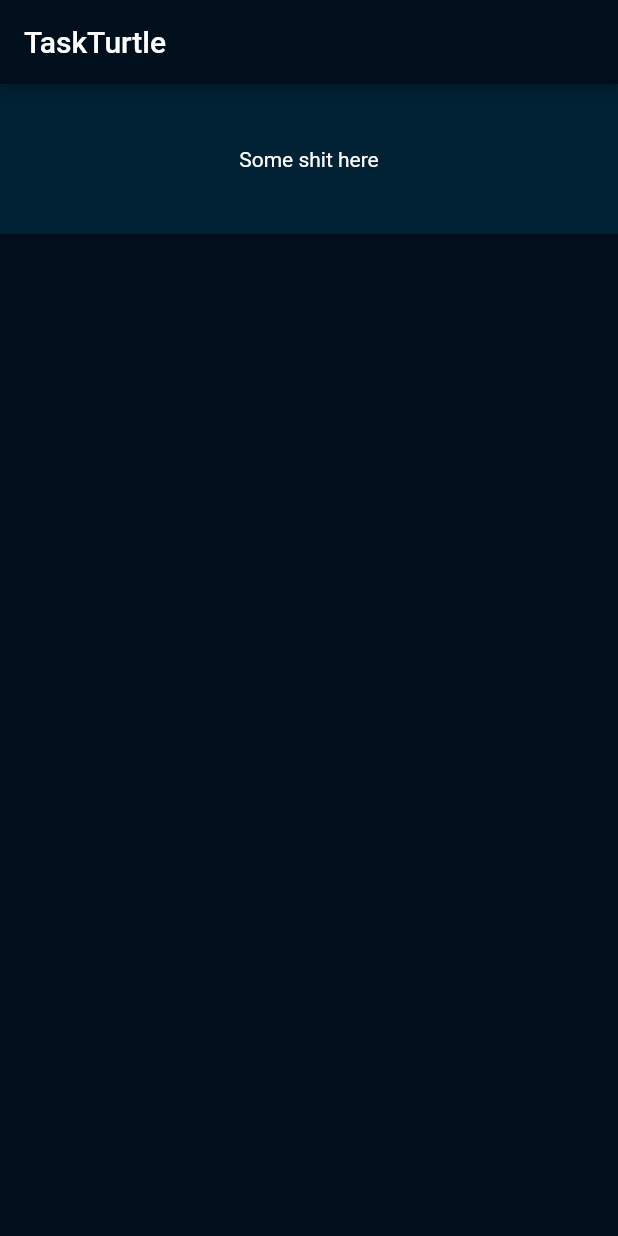
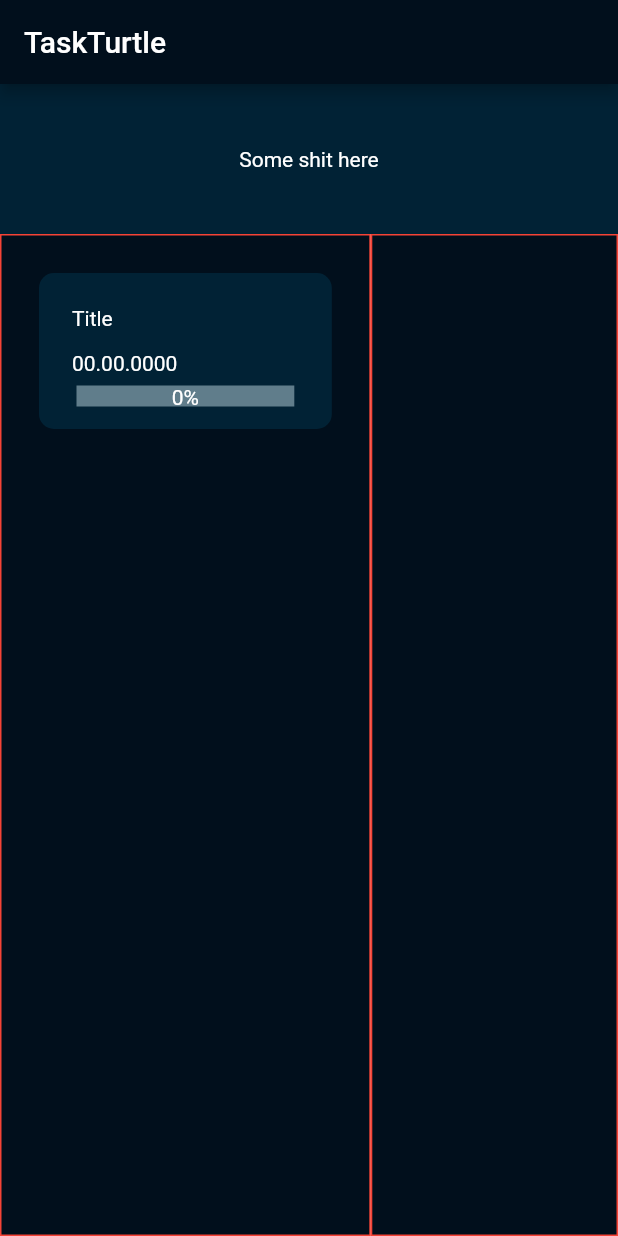
Before and after one commit to califlower/TaskTurtle, a Flutter app: the screen it shows after launch, on a phone screen of 412 x 824 dp. Run offline on Flutter 3.47's test engine with Material 2 defaults, Android fonts, the phone set to English and light mode, and no system bars; drawn by our look-alikes of percent_indicator.

Commit message:
got basic task shell working

```diff
--- a/lib/main.dart
+++ b/lib/main.dart
@@ -14,15 +14,16 @@ class MyApp extends StatelessWidget {
         primarySwatch: Colors.blue,
         visualDensity: VisualDensity.adaptivePlatformDensity,
       ),
-      home: MyHomePage(title: 'TaskTurtle'),
+      home: MyHomePage(title: 'TaskTurtle', tasks: [new Task(title: "Title", deadline:"00.00.0000")]),
     );
   }
 }
 
 class MyHomePage extends StatefulWidget {
-  MyHomePage({Key key, this.title}) : super(key: key);
+  MyHomePage({Key key, this.title, this.tasks}) : super(key: key);
 
   final String title;
+  final List<Task> tasks;
 
   @override
   _MyHomePageState createState() => _MyHomePageState();
@@ -47,11 +48,26 @@ class _MyHomePageState extends State<MyHomePage> {
             child:Row(
               children: <Widget>[
                 Expanded(
+                  flex: 3,
                   child: Container(
-                    color: Color(0xff010f1c),
-                    // child: Task(title: "This is sample title", deadline: DateTime.now()),
+                    padding: EdgeInsets.all(25.0),
+                    decoration: BoxDecoration(
+                      color: Color(0xff010f1c),
+                      border: Border.all(color: Colors.red, width: 1),
+                    ),
+                    child: Column(children: widget.tasks.map((e) => TaskShell(task:e)).toList()),
                   ),
-                )
+                ),
+                Expanded(
+                  flex: 2,
+                  child: Container(
+                    decoration: BoxDecoration(
+                      color: Color(0xff010f1c),
+                      border: Border.all(color: Colors.red, width: 1),
+
+                    ),
+                  ),
+                ),
               ],
             )
           )
--- a/lib/shell.dart
+++ b/lib/shell.dart
@@ -11,4 +11,6 @@ class Shell extends StatelessWidget{
     // TODO: implement build
     throw UnimplementedError();
   }
+
+
 }
--- a/lib/task.dart
+++ b/lib/task.dart
@@ -1,16 +1,19 @@
 import 'package:flutter/material.dart';
+import 'package:percent_indicator/percent_indicator.dart';
 
 class Task{
-  String name;
-  String deadline;
+  Task({this.title, this.deadline}){
+    isDone = false;
+    subtasks = [];
+  }
+
+  String title;
+  String deadline; //OR DateTime?
   bool isDone;
   List<Task> subtasks;
 
-  Task(this.name, this.deadline){
-    subtasks = [];
-  }
-
   double completion(){
+    if(subtasks.length == 0){return isDone ? 1 : 0;}
     double done = 0.0;
     subtasks.forEach((element) {element.isDone ? done++ : done = done;});
     return done / subtasks.length;
@@ -19,27 +22,47 @@ class Task{
 
 
 class TaskShell extends StatefulWidget{
-  TaskShell({Key key, this.title, this.deadline}) : super(key: key);
+  TaskShell({Key key, this.task}) : super(key: key);
 
-  final String title;
-  final DateTime deadline;
+  final Task task;
+
   @override
   _TaskShellState createState() => _TaskShellState();
 }
 
 class _TaskShellState extends State<TaskShell> {
-  String title;
-  DateTime deadline;
-  List subtasks;
+
+  double completion;
 
   @override
   Widget build(BuildContext context) {
-    return Column(
-      children: <Widget>[
-        Text(widget.title, style: TextStyle(color: Colors.white),),
-        Text(widget.deadline.toIso8601String(), style: TextStyle(color: Colors.white))
-      ],
+    return Container(
+      padding: EdgeInsets.all(15.0),
+      decoration: BoxDecoration(
+        color: Color(0xff012235),
+        // border: Border.all(color: Colors.green, width: 1),
+        borderRadius: BorderRadius.all(Radius.circular(10))
+      ),
+      child: Column(
+        children: <Widget>[
+          Align(
+            alignment: Alignment.centerLeft,
+            child: Container(padding: EdgeInsets.all(7.0),child:Text(widget.task.title, style: TextStyle(color: Colors.white)))
+          ),
+          Align(
+            alignment: Alignment.centerLeft,
+            child: Container(padding:EdgeInsets.all(7.0), child: Text(widget.task.deadline, style: TextStyle(color: Colors.white)))
+          ),
+          LinearPercentIndicator(
+            center: Text((widget.task.completion()*100).toStringAsFixed(0)+"%", style: TextStyle(color: Colors.white),),
+            lineHeight: 14,
+            percent: widget.task.completion(),
+            backgroundColor: Colors.blueGrey,
+            progressColor: Color(0xff22eae0))
+        ],
+      )
     );
+
   }
 
 
--- a/pubspec.yaml
+++ b/pubspec.yaml
@@ -23,6 +23,7 @@ environment:
 dependencies:
   flutter:
     sdk: flutter
+  percent_indicator: ^2.1.3
 
 
   # The following adds the Cupertino Icons font to your application.
```
Also changed, not shown: pubspec.lock, 4 other files.
